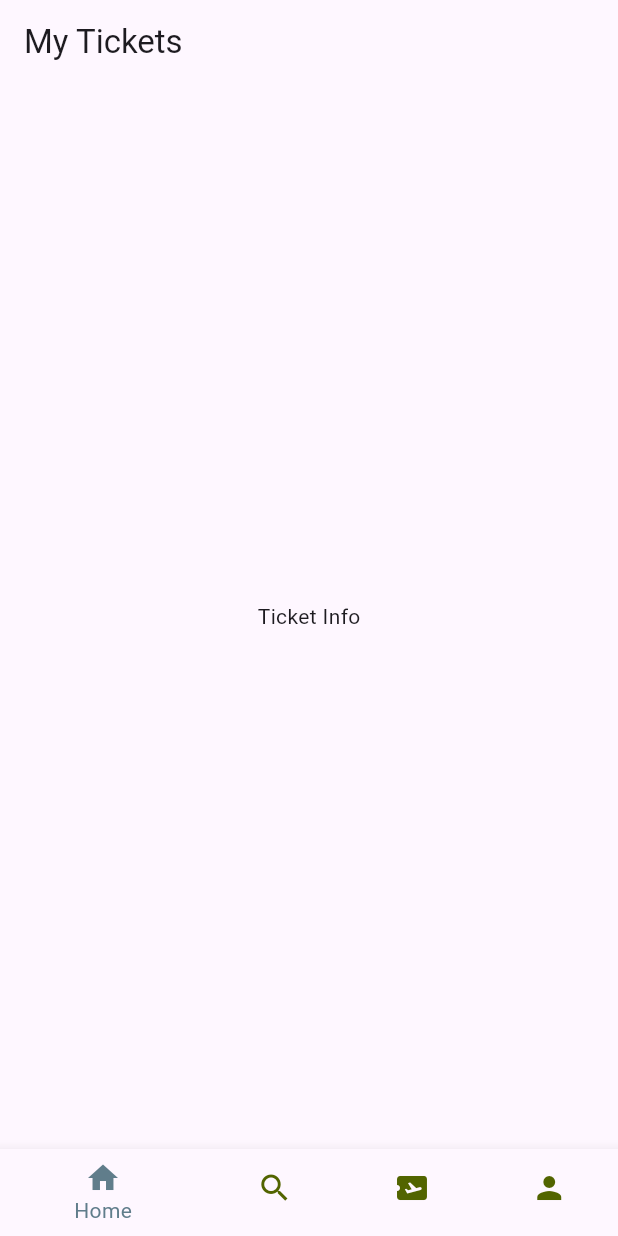
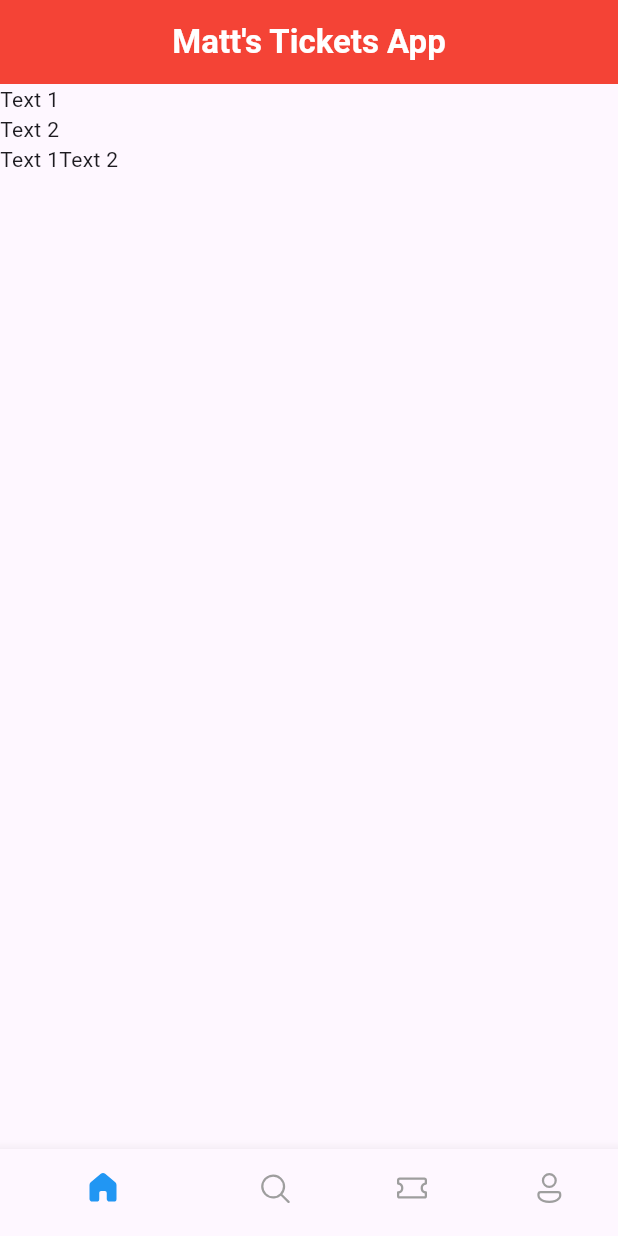
Before and after one commit to mattyjacks/ticket-app, a Flutter app: the screen it shows after launch, on a phone screen of 412 x 824 dp. Run offline on Flutter 3.47's test engine with Material 3 defaults, Android fonts, the phone set to English and light mode, and no system bars; our stand-ins replace fluentui_icons.

Commit message:
commit again

```diff
--- a/lib/core/bottom_nav_bar.dart
+++ b/lib/core/bottom_nav_bar.dart
@@ -1,4 +1,8 @@
+import 'package:fluentui_icons/fluentui_icons.dart';
 import 'package:flutter/material.dart';
+import 'package:ticket_app/screens/home_screen.dart';
+
+import '../screens/home_screen.dart';
 
 class BottomNavBar extends StatefulWidget {
   const BottomNavBar({super.key});
@@ -8,28 +12,66 @@ class BottomNavBar extends StatefulWidget {
 }
 
 class _BottomNavBarState extends State<BottomNavBar> {
+  final List<Widget> appScreens = [
+    const HomeScreen(),
+    const Center(child: Text("Search")),
+    const Center(child: Text("Tickets")),
+    const Center(child: Text("Profile"))
+  ];
+
+
+  //change our index for BottomNavBar
+  int _selectedIndex=0;
+
+  void _onItemTapped(int index){
+    setState(() {
+      _selectedIndex = index;
+    });
+  print("Tapped index is $_selectedIndex");
+
+  }
+
+
   @override
   Widget build(BuildContext context) {
     return Scaffold(
       appBar: AppBar(
-        title: const Text("My Tickets"),
+        title: const Center(child: Text("Matt's Tickets App", style: TextStyle(
+          color: Colors.white, fontWeight: FontWeight.bold,
+        ),)),
+
+        backgroundColor: Colors.red,
       ),
-      body: Center(
-        child: Text("Ticket Info"),
+      body: appScreens[_selectedIndex],
 
-      ),
+
+
+
       bottomNavigationBar: BottomNavigationBar(
-          selectedItemColor: Colors.blueGrey,
-          unselectedItemColor: const Color(0xFF526400),
-
+        backgroundColor: Colors.red,
+        currentIndex: _selectedIndex,
+          onTap: _onItemTapped,
+          selectedItemColor: Colors.blue,
+          unselectedItemColor: Colors.grey,
+          showSelectedLabels: false,
           items: const [
-BottomNavigationBarItem(icon: Icon(Icons.home), label: "Home"),
-        BottomNavigationBarItem(icon: Icon(Icons.search), label:"Search"),
-        BottomNavigationBarItem(icon: Icon(Icons.airplane_ticket), label:"Tickets"),
-        BottomNavigationBarItem(icon: Icon(Icons.person), label:"Profile"),
-
-      ]),
-
+            BottomNavigationBarItem(
+                icon: Icon(FluentSystemIcons.ic_fluent_home_add_regular),
+                activeIcon: Icon(FluentSystemIcons.ic_fluent_home_filled),
+                label: "Home"),
+            BottomNavigationBarItem(
+                icon: Icon(FluentSystemIcons.ic_fluent_search_regular),
+                activeIcon: Icon(FluentSystemIcons.ic_fluent_search_filled),
+                label: "Search"),
+            BottomNavigationBarItem(
+                icon: Icon(FluentSystemIcons.ic_fluent_ticket_regular),
+                activeIcon: Icon(FluentSystemIcons.ic_fluent_ticket_filled),
+                label: "Tickets"),
+            BottomNavigationBarItem(
+                icon: Icon(FluentSystemIcons.ic_fluent_person_regular),
+                activeIcon: Icon(FluentSystemIcons.ic_fluent_person_filled),
+                label: "Profile"),
+          ]),
     );
   }
 }
--- /dev/null
+++ b/lib/screens/home_screen.dart
@@ -0,0 +1,52 @@
+import 'package:flutter/cupertino.dart';
+import 'package:flutter/material.dart';
+
+class HomeScreen extends StatelessWidget {
+  const HomeScreen({super.key});
+
+  @override
+  Widget build(BuildContext context) {
+
+
+    //Column
+    //ListView (first)
+
+
+
+    //ListView.builder
+    //Expand
+
+
+    return Scaffold(
+      // we want scrollable effect
+      body:ListView(
+        children: [
+      Column(
+        children: [
+          Row(children:  [
+              Column(
+                children: [
+
+                  Text("Text 1"),
+                  Text("Text 2"),
+
+                  Container(),
+                ],
+              )
+          ],),
+          Row( children: [
+                Text("Text 1"),
+                Text("Text 2")
+          ],),
+        ],
+
+      )
+        ],
+
+
+      )
+
+
+    );
+  }
+}
--- a/pubspec.yaml
+++ b/pubspec.yaml
@@ -35,6 +35,7 @@ dependencies:
   # The following adds the Cupertino Icons font to your application.
   # Use with the CupertinoIcons class for iOS style icons.
   cupertino_icons: ^1.0.8
+  fluentui_icons: ^1.0.0
 
 dev_dependencies:
   flutter_test:
```
Also changed, not shown: pubspec.lock, 1 other file.
